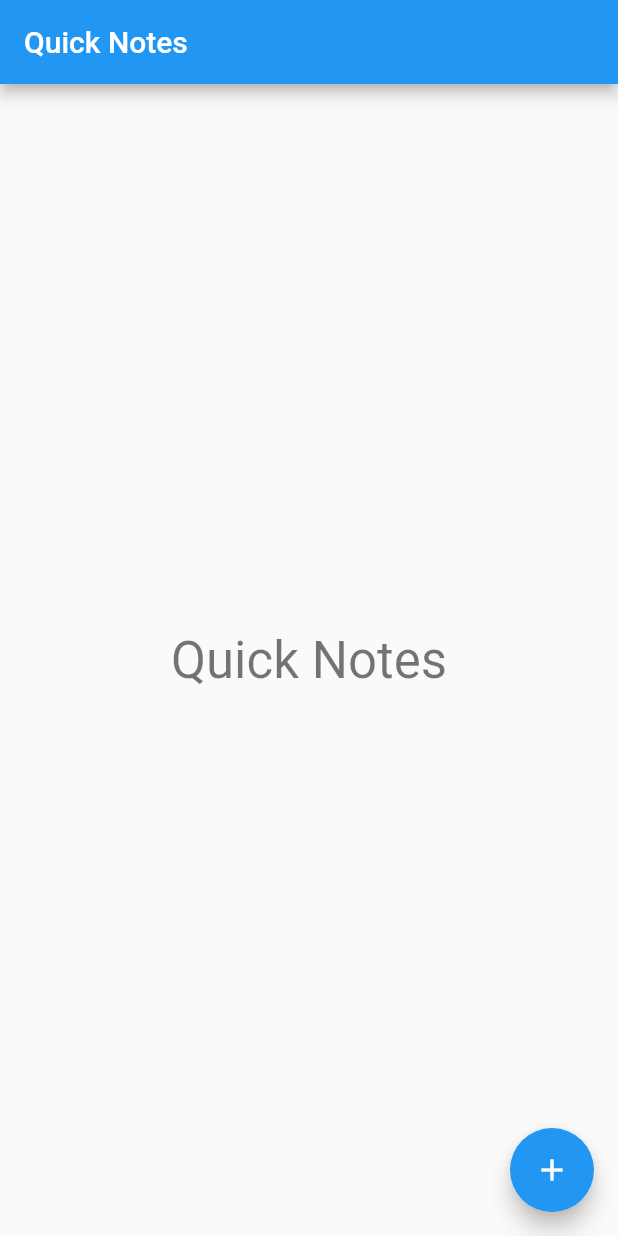
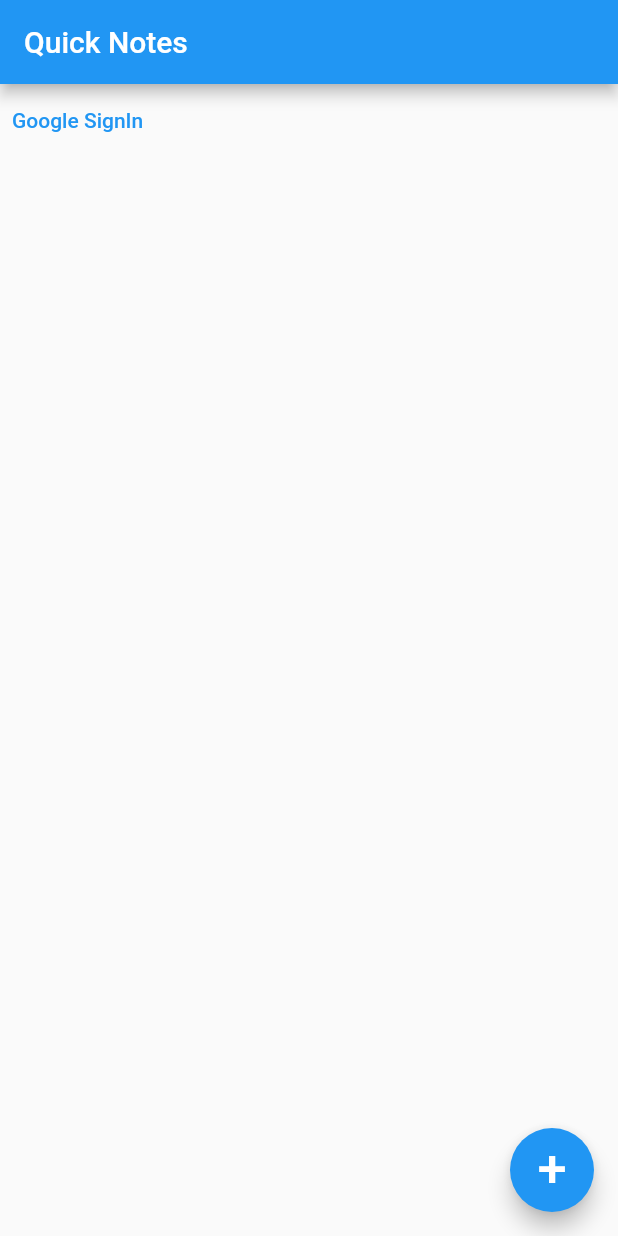
Before and after one commit to dhanapal4/quick_notes, a Flutter app: the screen it shows after launch, on a phone screen of 412 x 824 dp. Run offline on Flutter 3.47's test engine with Material 2 defaults, Android fonts, the phone set to English and light mode, and no system bars; our stand-ins replace firebase_auth, firebase_core, google_sign_in; accounts and stored records are empty.

Commit message:
Implemented GoogleSignIn

```diff
--- a/lib/main.dart
+++ b/lib/main.dart
@@ -1,82 +1,24 @@
+import 'package:firebase_core/firebase_core.dart';
 import 'package:flutter/material.dart';
+import 'package:quick_notes/pages/homepage.dart';
 
-void main() {
+Future main() async {
+  WidgetsFlutterBinding.ensureInitialized();
+  await Firebase.initializeApp();
   runApp(MyApp());
 }
 
 class MyApp extends StatelessWidget {
-  // This widget is the root of your application.
+  // This widget is te root of your application.
   @override
   Widget build(BuildContext context) {
     return MaterialApp(
+      debugShowCheckedModeBanner: false,
       title: 'Quick Notes',
       theme: ThemeData(
-        // This is the theme of your application.
-        //
-        // Try running your application with "flutter run". You'll see the
-        // application has a blue toolbar. Then, without quitting the app, try
-        // changing the primarySwatch below to Colors.green and then invoke
-        // "hot reload" (press "r" in the console where you ran "flutter run",
-        // or simply save your changes to "hot reload" in a Flutter IDE).
-        // Notice that the counter didn't reset back to zero; the application
-        // is not restarted.
-        primarySwatch: Colors.blue,
-        // This makes the visual density adapt to the platform that you run
-        // the app on. For desktop platforms, the controls will be smaller and
-        // closer together (more dense) than on mobile platforms.
         visualDensity: VisualDensity.adaptivePlatformDensity,
       ),
-      home: MyHomePage(title: 'Quick Notes'),
+      home: HomePage('Quick Notes'),
     );
   }
 }
-
-class MyHomePage extends StatefulWidget {
-  MyHomePage({Key key, this.title}) : super(key: key);
-
-  // This widget is the home page of your application. It is stateful, meaning
-  // that it has a State object (defined below) that contains fields that affect
-  // how it looks.
-
-  // This class is the configuration for the state. It holds the values (in this
-  // case the title) provided by the parent (in this case the App widget) and
-  // used by the build method of the State. Fields in a Widget subclass are
-  // always marked "final".
-
-  final String title;
-
-  @override
-  _MyHomePageState createState() => _MyHomePageState();
-}
-
-class _MyHomePageState extends State<MyHomePage> {
-  void _addNewNote() {
-    print('Pressed');
-    setState(() {});
-  }
-
-  @override
-  Widget build(BuildContext context) {
-    return Scaffold(
-      appBar: AppBar(
-        title: Text(widget.title),
-      ),
-      body: Center(
-        child: Column(
-          mainAxisAlignment: MainAxisAlignment.center,
-          children: <Widget>[
-            Text(
-              'Quick Notes',
-              style: Theme.of(context).textTheme.headline4,
-            ),
-          ],
-        ),
-      ),
-      floatingActionButton: FloatingActionButton(
-        onPressed: _addNewNote,
-        tooltip: 'Add new note',
-        child: Icon(Icons.add),
-      ), // This trailing comma makes auto-formatting nicer for build methods.
-    );
-  }
-}
--- /dev/null
+++ b/lib/model/message.dart
@@ -0,0 +1,11 @@
+import 'package:flutter/material.dart';
+
+@immutable
+class Message {
+  final String title;
+  final String body;
+  const Message({
+    @required this.title,
+    @required this.body,
+  });
+}
--- /dev/null
+++ b/lib/pages/homepage.dart
@@ -0,0 +1,88 @@
+import 'package:firebase_auth/firebase_auth.dart';
+import 'package:flutter/material.dart';
+import 'dart:developer' as dev;
+//import 'package:firebase_messaging/firebase_messaging.dart';
+import 'package:provider/provider.dart';
+import 'package:quick_notes/model/message.dart';
+import 'package:quick_notes/pages/logged_in.dart';
+import 'package:quick_notes/pages/sign_up.dart';
+import 'package:quick_notes/provider/google_sign_in.dart';
+
+class HomePage extends StatefulWidget {
+  final String title;
+
+  HomePage(this.title);
+
+  @override
+  _HomePageState createState() => _HomePageState();
+}
+
+class _HomePageState extends State<HomePage> {
+  // final FirebaseMessaging _firebaseMessaging = FirebaseMessaging();
+  // final List<Message> messages = [];
+
+  // @override
+  // void initState() {
+  //   dev.log('Inside InitState', name: 'HomePage');
+  //   super.initState();
+
+  //   _firebaseMessaging.configure(
+  //     onMessage: (Map<String, dynamic> msg) async {
+  //       print('onMessage - $msg');
+  //       final notification = msg['notification'];
+  //       setState(() {
+  //         messages.add(Message(title: notification));
+  //       });
+  //     },
+  //     onLaunch: (Map<String, dynamic> msg) async {
+  //       print('onLaunch - $msg');
+  //     },
+  //     onResume: (Map<String, dynamic> msg) async {
+  //       print('onResume - $msg');
+  //     },
+  //   );
+
+  //   _firebaseMessaging.requestNotificationPermissions(
+  //       const IosNotificationSettings(sound: true, badge: true, alert: true));
+  // }
+
+  // @override
+  // Widget build(BuildContext context) => ListView(
+  //       children: messages.map(buildMessage).toList(),
+  //     );
+
+  @override
+  Widget build(BuildContext context) => Scaffold(
+        appBar: AppBar(
+          title: Text('Quick Notes'),
+        ),
+        body: ChangeNotifierProvider(
+          create: (context) => GoogleSignInProvider(),
+          child: StreamBuilder<Object>(
+              stream: FirebaseAuth.instance.authStateChanges(),
+              builder: (context, snapshot) {
+                final provider = Provider.of<GoogleSignInProvider>(context);
+                if (provider.isSigningIn) {
+                  return buildLoading();
+                } else if (snapshot.hasData) {
+                  return LoggedInWidget();
+                } else {
+                  return SignUpWidget();
+                }
+              }),
+        ),
+        floatingActionButton: FloatingActionButton(
+          child: Text(
+            '+',
+            style: TextStyle(fontSize: 35.0),
+          ),
+        ),
+      );
+
+  Widget buildLoading() => Center(child: CircularProgressIndicator());
+
+  Widget buildMessage(Message e) => ListTile(
+        title: Text(e.title),
+        subtitle: Text(e.body),
+      );
+}
--- /dev/null
+++ b/lib/pages/sign_up.dart
@@ -0,0 +1,18 @@
+import 'package:flutter/material.dart';
+import 'package:provider/provider.dart';
+import 'package:quick_notes/provider/google_sign_in.dart';
+
+class SignUpWidget extends StatelessWidget {
+  @override
+  Widget build(BuildContext context) => Container(
+        child: TextButton(
+          child: Text('Google SignIn'),
+          onPressed: () {
+            print('pressed');
+            final provider =
+                Provider.of<GoogleSignInProvider>(context, listen: false);
+            provider.login();
+          },
+        ),
+      );
+}
--- /dev/null
+++ b/lib/provider/google_sign_in.dart
@@ -0,0 +1,42 @@
+import 'package:firebase_auth/firebase_auth.dart';
+import 'package:flutter/material.dart';
+import 'package:google_sign_in/google_sign_in.dart';
+
+class GoogleSignInProvider extends ChangeNotifier {
+  final googleSignIn = GoogleSignIn();
+  bool _isSigningIn;
+
+  GoogleSignInProvider() {
+    _isSigningIn = false;
+  }
+
+  bool get isSigningIn => _isSigningIn;
+
+  set isSigningIn(bool isSigningIn) {
+    _isSigningIn = isSigningIn;
+    notifyListeners();
+  }
+
+  Future login() async {
+    isSigningIn = true;
+
+    final user = await googleSignIn.signIn();
+    if (user == null) {
+      isSigningIn = false;
+      return;
+    } else {
+      final googleAuth = await user.authentication;
+
+      final credential = GoogleAuthProvider.credential(
+          accessToken: googleAuth.accessToken, idToken: googleAuth.idToken);
+
+      await FirebaseAuth.instance.signInWithCredential(credential);
+      isSigningIn = false;
+    }
+  }
+
+  void logout() async {
+    await googleSignIn.disconnect();
+    FirebaseAuth.instance.signOut();
+  }
+}
--- a/pubspec.yaml
+++ b/pubspec.yaml
@@ -28,10 +28,16 @@ dependencies:
   # The following adds the Cupertino Icons font to your application.
   # Use with the CupertinoIcons class for iOS style icons.
   cupertino_icons: ^1.0.0
+  provider: ^4.3.3
+  #firebase_messaging: ^7.0.3
+  firebase_core: ^0.7.0
+  firebase_auth: ^0.20.0+1
+  google_sign_in: ^4.5.9
 
 dev_dependencies:
   flutter_test:
     sdk: flutter
+
 
 # For information on the generic Dart part of this file, see the
 # following page: https://dart.dev/tools/pub/pubspec
```
Also changed, not shown: lib/pages/logged_in.dart (added, +36 -0 lines), pubspec.lock, 4 other files.
